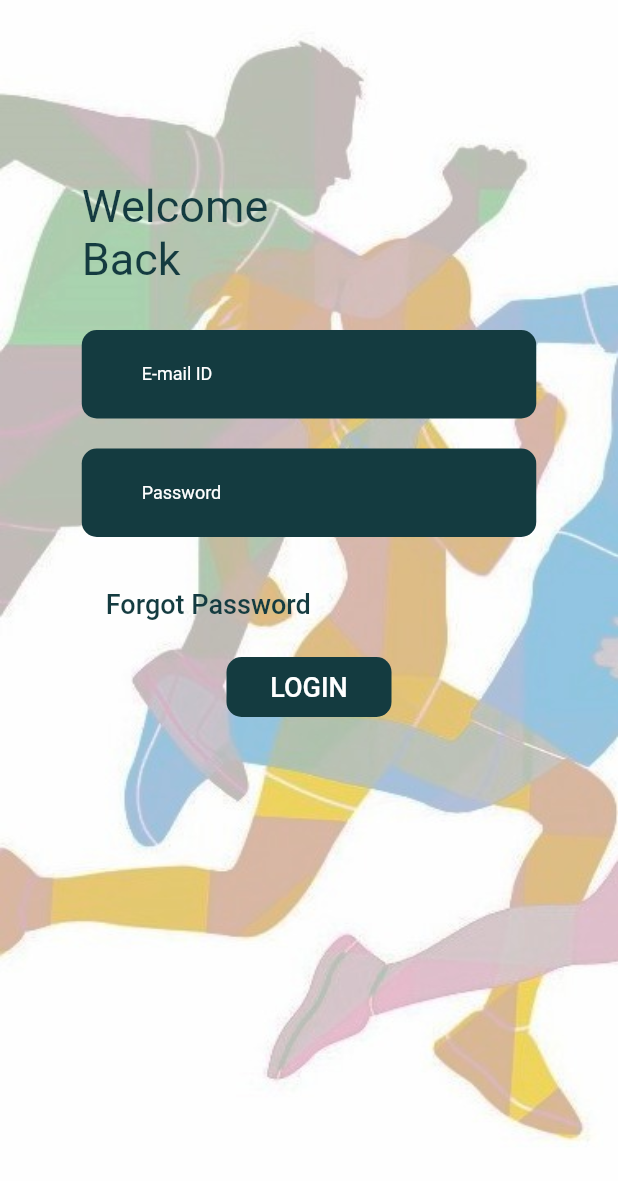
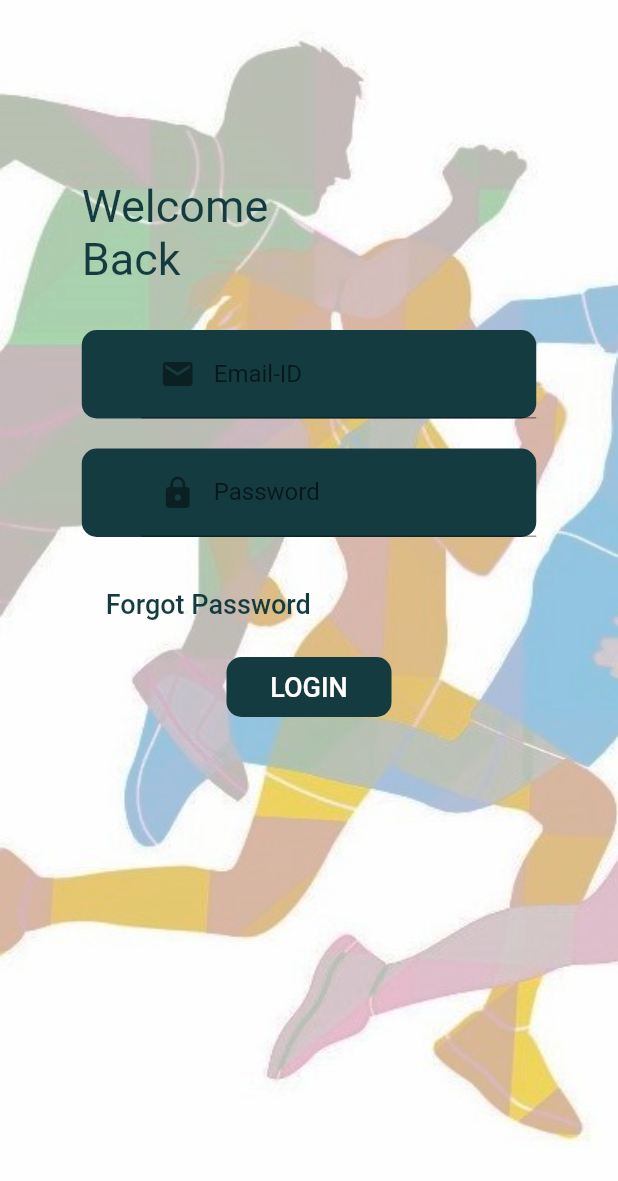
Before and after one commit to Aficionado45/athletics_app, a Flutter app: the screen it shows after launch, on a phone screen of 412 x 824 dp. Shown: the top 1181 px of the screen. Run offline on Flutter 3.47's test engine with Material 2 defaults, Android fonts, the phone set to English and light mode, and no system bars; our stand-ins replace firebase_auth; accounts and stored records are empty; statements that could not run were skipped.

Commit message:
UI commit

```diff
--- a/lib/screens/loginscreeen.dart
+++ b/lib/screens/loginscreeen.dart
@@ -1,5 +1,6 @@
 import 'package:flutter/cupertino.dart';
 import 'package:flutter/material.dart';
+import 'package:firebase_auth/firebase_auth.dart';
 
 
 
@@ -9,7 +10,24 @@ class login extends StatefulWidget {
 }
 
 class _loginState extends State<login> {
+  final FirebaseAuth _auth=FirebaseAuth.instance;
+  final GlobalKey<FormState> _formKey= GlobalKey<FormState>();
+
+  String _email, _password;
+
+  checkAuthentication() async{
+    _auth.onAuthStateChanged.listen(user){
+      if(user!=null){
+        Navigator.pushNamed(context, 'homescreen');
+      }
+    }
+  }
   @override
+  void initState()
+  {
+    super.initState();
+    this.checkAuthentication();
+  }
   Widget build(BuildContext context) {
     return Scaffold(
       body:Container(
@@ -71,13 +89,22 @@ class _loginState extends State<login> {
               height: 59,
 
               padding: EdgeInsets.fromLTRB(40, 0, 0, 0),
-              child:Text('E-mail ID',
-                textAlign: TextAlign.left,
-                style: TextStyle(
-                  color: Colors.white,
-                  fontSize: 12,
+              child:TextFormField(
+                validator: (input) {
+                  // ignore: missing_return
+                  if (input.isEmpty) {
+                    // ignore: missing_return
+                    return 'Enter Email';
+                  }
+                },
 
-                ),
+                decoration: InputDecoration(
+                labelText: "Email-ID",
+                prefixIcon: Icon(Icons.email),
+              ),
+                obscureText:true,
+                onSaved:(input) => _email = input;
+
 
               ),
 
@@ -95,13 +122,18 @@ class _loginState extends State<login> {
               height: 59,
 
               padding: EdgeInsets.fromLTRB(40, 0, 0, 0),
-              child:Text('Password',
-                textAlign: TextAlign.left,
-                style: TextStyle(
-                  color: Colors.white,
-                  fontSize: 12,
+              child:TextFormField(
+                  validator: (input) {
+                    if (input.length < 6)
+                      return 'Provide minimum 6 characters';
+                  },
+                  decoration: InputDecoration(
+                      labelText: "Password",
+                      prefixIcon: Icon(Icons.lock),
+                    ),
+                    obscureText:true,
+                    onSaved:(input) => _password = input;
 
-                ),
 
               ),
 
--- a/lib/screens/welcome.dart
+++ b/lib/screens/welcome.dart
@@ -40,7 +40,7 @@ class _WelcomeScreenState extends State<WelcomeScreen> {
 
               Text('ATHLETICS CLUB',
                 style: TextStyle(
-                  fontSize: 34,
+                  fontSize: 40,
                   fontWeight: FontWeight.bold,
                   shadows: [
                     Shadow(
--- a/pubspec.yaml
+++ b/pubspec.yaml
@@ -28,6 +28,7 @@ dependencies:
   # The following adds the Cupertino Icons font to your application.
   # Use with the CupertinoIcons class for iOS style icons.
   cupertino_icons: ^1.0.2
+  firebase_auth: 0.7.0
 
 dev_dependencies:
   flutter_test:
```
Also changed, not shown: pubspec.lock.
